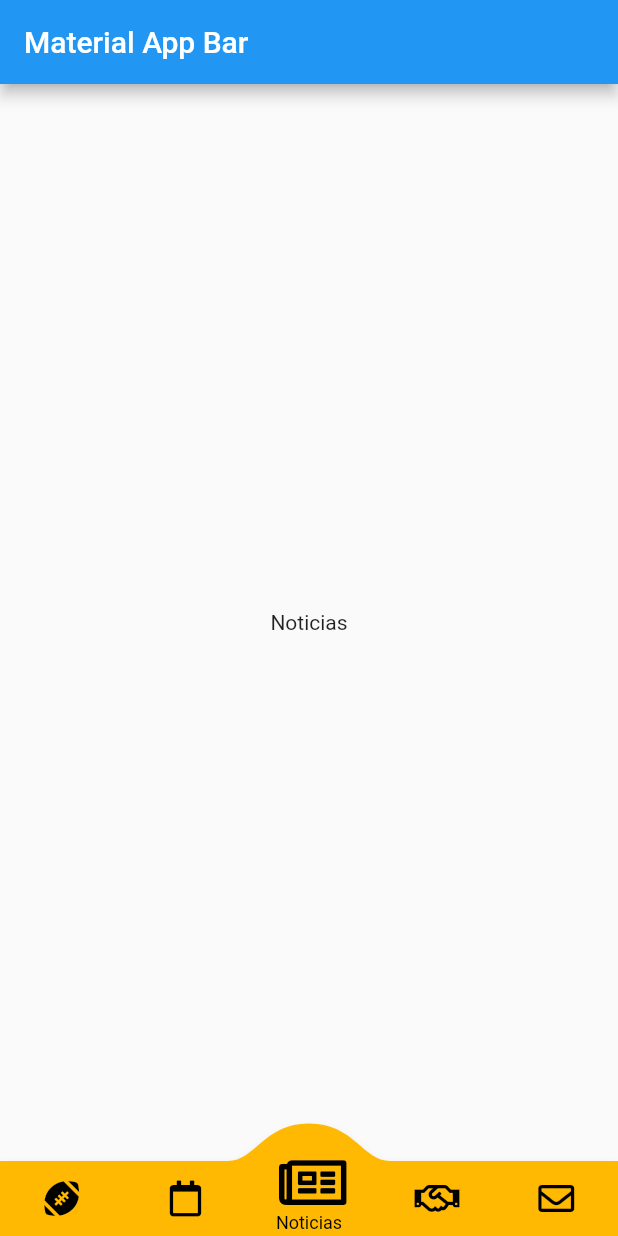
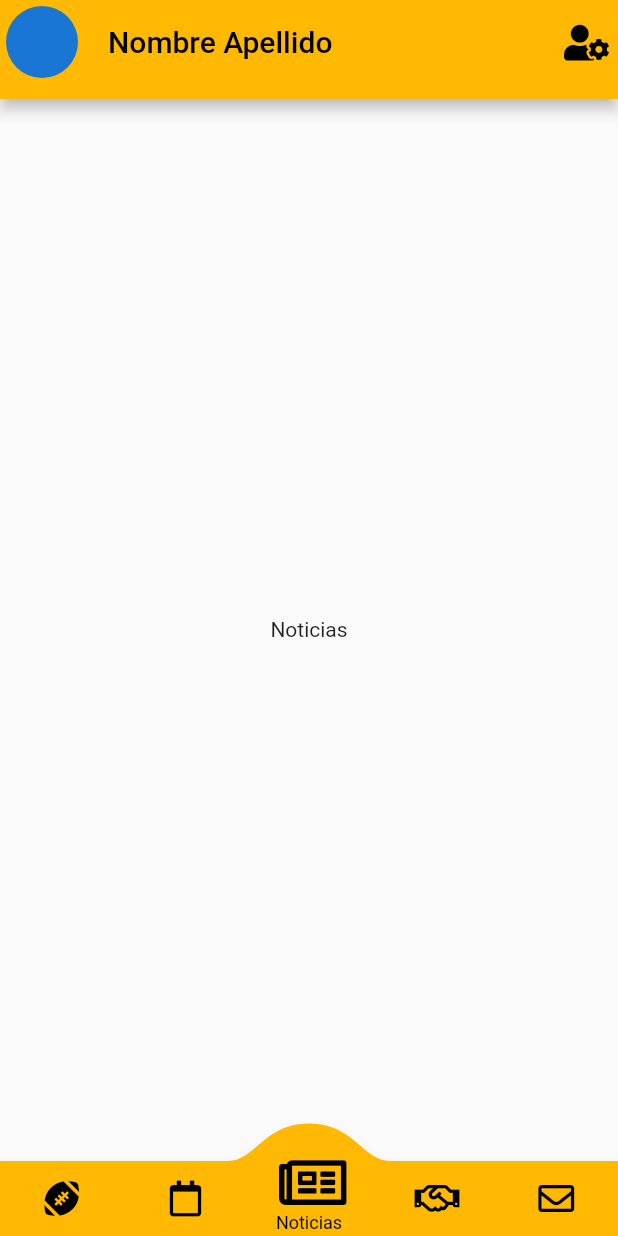
Before and after one commit to mario-monzon/CanesFootballApp, a Flutter app: the screen it shows after launch, on a phone screen of 412 x 824 dp. Run offline on Flutter 3.47's test engine with Material 2 defaults, Android fonts, the phone set to English and light mode, and no system bars; drawn by our look-alikes of convex_bottom_bar; our stand-ins replace font_awesome_flutter.

Commit message:
AppBar added and social buttons created.

```diff
--- a/lib/screen/home_screen.dart
+++ b/lib/screen/home_screen.dart
@@ -1,4 +1,5 @@
 import 'package:canes_football_app/design/canes_color.dart';
+import 'package:canes_football_app/widget/canes_appbar_widget.dart';
 import 'package:convex_bottom_bar/convex_bottom_bar.dart';
 import 'package:flutter/material.dart';
 import 'package:font_awesome_flutter/font_awesome_flutter.dart';
@@ -30,8 +31,9 @@ class _HomeScreenState extends State<HomeScreen> {
   @override
   Widget build(BuildContext context) {
     return Scaffold(
-      appBar: AppBar(
-        title: Text('Material App Bar'),
+      appBar: PreferredSize(
+        preferredSize: MediaQuery.of(context).size * 0.08,
+        child: CanesAppBar(),
       ),
       bottomNavigationBar: ConvexAppBar(
         style: TabStyle.flip,
--- /dev/null
+++ b/lib/widget/canes_appbar_widget.dart
@@ -0,0 +1,30 @@
+import 'package:canes_football_app/design/canes_color.dart';
+import 'package:flutter/material.dart';
+import 'package:font_awesome_flutter/font_awesome_flutter.dart';
+
+class CanesAppBar extends StatelessWidget {
+  @override
+  Widget build(BuildContext context) {
+    return AppBar(
+      backgroundColor: CanesColor.colorBrand,
+      leading: Padding(
+        padding: const EdgeInsets.all(4.0),
+        child: CircleAvatar(),
+      ),
+      title: Text(
+        'Nombre Apellido',
+        style: TextStyle(
+          color: CanesColor.defaultColor,
+        ),
+      ),
+      actions: [
+        IconButton(
+            icon: Icon(
+              FontAwesomeIcons.userCog,
+              color: CanesColor.defaultColor,
+            ),
+            onPressed: () {})
+      ],
+    );
+  }
+}
```
Also changed, not shown: lib/widget/canes_social_buttons.dart (added, +66 -0 lines).
